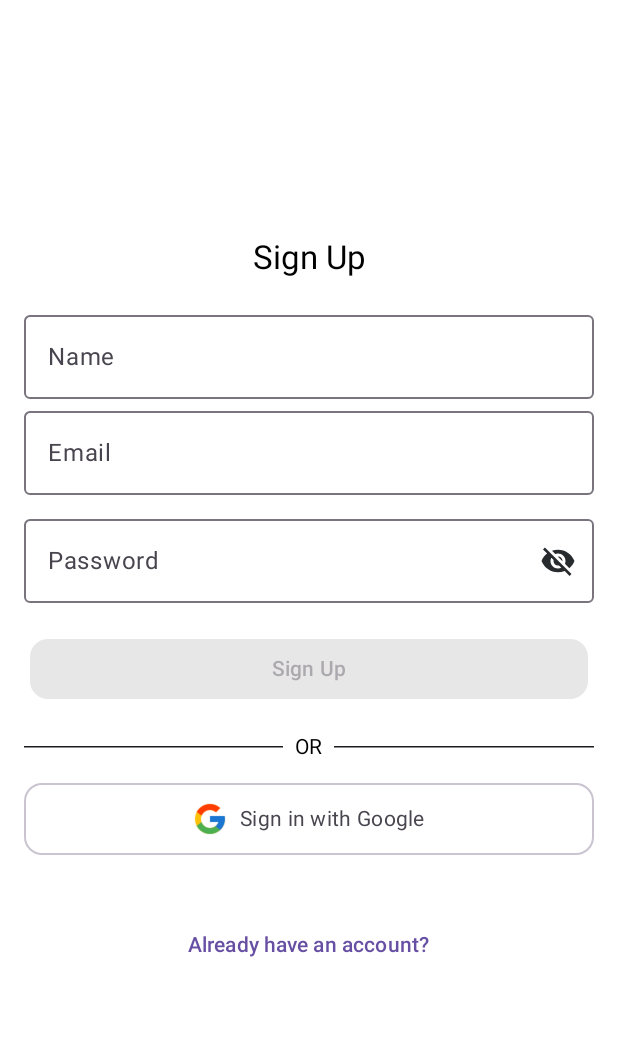
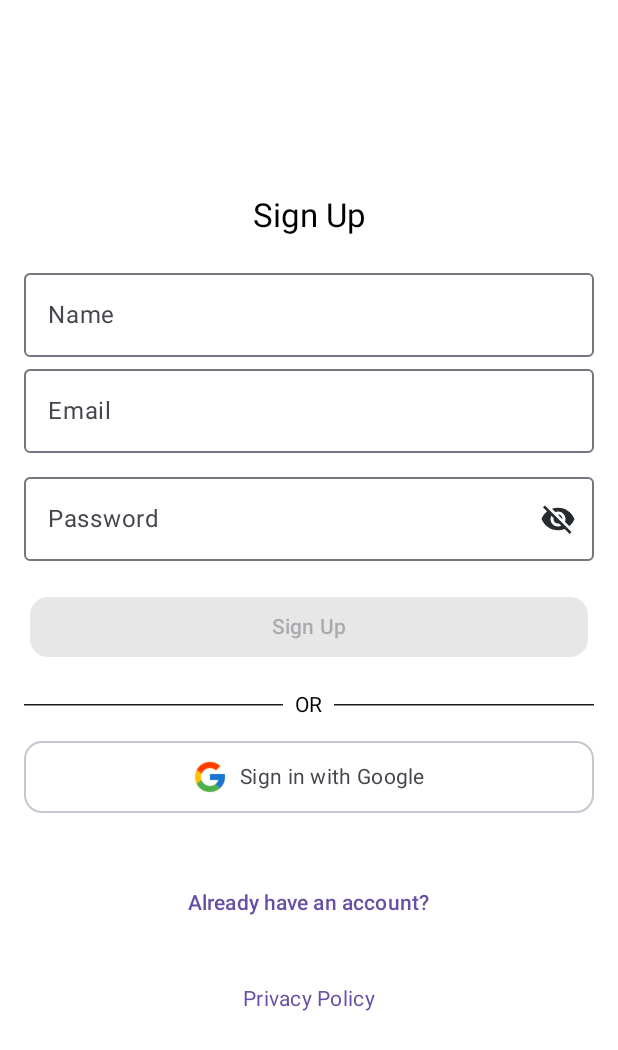
Before and after one commit to diegorezm/RateMyMusic, an Android app built with Jetpack Compose: the @Preview function SignUpScreenPreview, on a phone screen of 412 x 824 dp. Shown: the top 1050 px of the screen. Run offline under Robolectric (Android 15) with nearby library versions, the phone set to English and light mode, and no system bars.

Commit message:
adding privacy policy button

```diff
--- a/app/src/main/AndroidManifest.xml
+++ b/app/src/main/AndroidManifest.xml
@@ -17,7 +17,6 @@
         android:roundIcon="@mipmap/ic_launcher_round"
         android:supportsRtl="true"
         android:theme="@style/Theme.RateMyMusic"
-
         tools:targetApi="31">
 
         <activity
--- /dev/null
+++ b/app/src/main/java/com/diegorezm/ratemymusic/auth/presentation/components/PrivacyPoliciesButton.kt
@@ -0,0 +1,41 @@
+package com.diegorezm.ratemymusic.auth.presentation.components
+
+import android.content.Intent
+import androidx.compose.foundation.layout.padding
+import androidx.compose.material3.MaterialTheme
+import androidx.compose.material3.Text
+import androidx.compose.material3.TextButton
+import androidx.compose.runtime.Composable
+import androidx.compose.runtime.remember
+import androidx.compose.ui.Modifier
+import androidx.compose.ui.platform.LocalContext
+import androidx.compose.ui.res.stringResource
+import androidx.compose.ui.unit.dp
+import androidx.core.net.toUri
+import com.diegorezm.ratemymusic.R
+
+@Composable
+fun PrivacyPolicyButton(modifier: Modifier = Modifier) {
+    val context = LocalContext.current
+    val intent = remember {
+        Intent(
+            Intent.ACTION_VIEW,
+            "https://diegorezm.github.io/RateMyMusic/privacy.html".toUri()
+        )
+    }
+
+    TextButton(
+        onClick = {
+            context.startActivity(intent)
+        },
+        modifier = modifier
+            .padding(4.dp)
+    ) {
+        Text(
+            text = stringResource(R.string.privacy_policy),
+            style = MaterialTheme.typography.bodyMedium,
+            color = MaterialTheme.colorScheme.primary
+        )
+    }
+
+}
--- a/app/src/main/java/com/diegorezm/ratemymusic/auth/presentation/sign_in/SignInScreen.kt
+++ b/app/src/main/java/com/diegorezm/ratemymusic/auth/presentation/sign_in/SignInScreen.kt
@@ -28,6 +28,7 @@ import com.diegorezm.ratemymusic.R
 import com.diegorezm.ratemymusic.auth.presentation.AuthState
 import com.diegorezm.ratemymusic.auth.presentation.components.GoogleSignInButtonRoot
 import com.diegorezm.ratemymusic.auth.presentation.components.PasswordTextInput
+import com.diegorezm.ratemymusic.auth.presentation.components.PrivacyPolicyButton
 import com.diegorezm.ratemymusic.core.presentation.components.LoadingIndicator
 import com.diegorezm.ratemymusic.core.presentation.components.Separator
 import org.koin.androidx.compose.koinViewModel
@@ -155,6 +156,8 @@ private fun SignInScreen(
             }
 
             Spacer(modifier = Modifier.height(8.dp))
+
+            PrivacyPolicyButton()
         }
     }
 
--- a/app/src/main/java/com/diegorezm/ratemymusic/auth/presentation/sign_up/SignUpScreen.kt
+++ b/app/src/main/java/com/diegorezm/ratemymusic/auth/presentation/sign_up/SignUpScreen.kt
@@ -30,6 +30,7 @@ import com.diegorezm.ratemymusic.R
 import com.diegorezm.ratemymusic.auth.presentation.AuthState
 import com.diegorezm.ratemymusic.auth.presentation.components.GoogleSignInButtonRoot
 import com.diegorezm.ratemymusic.auth.presentation.components.PasswordTextInput
+import com.diegorezm.ratemymusic.auth.presentation.components.PrivacyPolicyButton
 import com.diegorezm.ratemymusic.core.presentation.components.LoadingIndicator
 import com.diegorezm.ratemymusic.core.presentation.components.Separator
 import org.koin.androidx.compose.koinViewModel
@@ -179,9 +180,9 @@ private fun SignUpScreen(
 
             Spacer(modifier = Modifier.height(8.dp))
 
+            PrivacyPolicyButton()
 
         }
-
 
 
         if (state.isSuccessful) {
--- a/app/src/main/res/values/strings.xml
+++ b/app/src/main/res/values/strings.xml
@@ -68,4 +68,5 @@
     <string name="home_route_label">Home</string>
     <string name="search_route_label">Search</string>
     <string name="profile_route_label">Profile</string>
+    <string name="privacy_policy">Privacy Policy</string>
 </resources>
```
Also changed, not shown: 1 other file.
